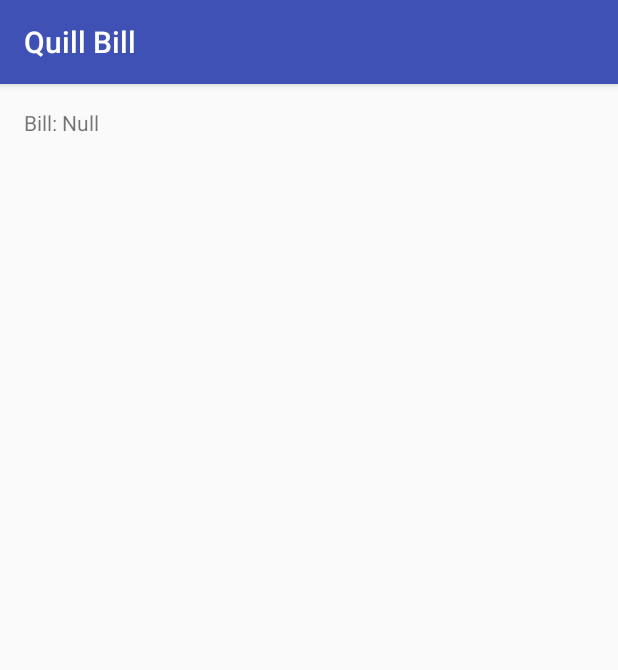
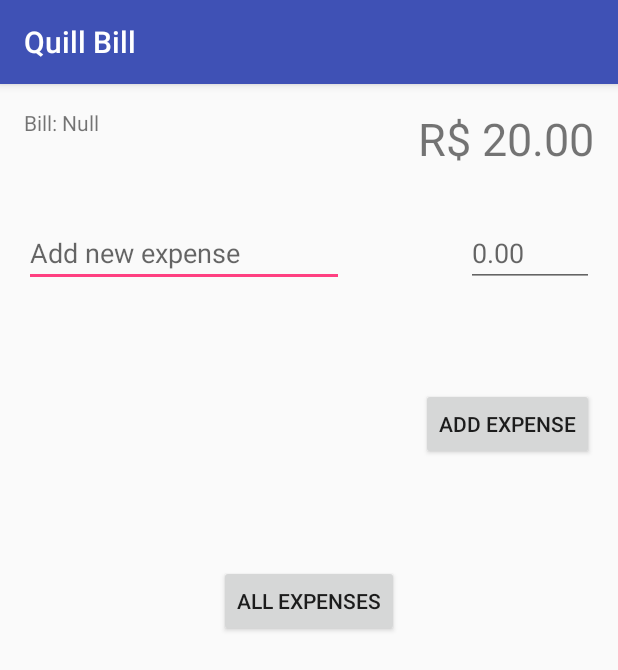
Before and after one commit to lucasrrt/Quill-Bill, an Android app: the BillActivity screen opened directly, with no data from a screen before it, on a phone screen of 412 x 824 dp. Shown: the top 670 px of the screen. Run offline under Robolectric (Android 15) with nearby library versions, the phone set to English and light mode, and no system bars.

Commit message:
Expenses and bill activity

```diff
--- a/android/app/src/main/AndroidManifest.xml
+++ b/android/app/src/main/AndroidManifest.xml
@@ -10,6 +10,7 @@
     <uses-permission android:name="android.permission.READ_CONTACTS" />
 
     <application
+        android:name=".MyApplication"
         android:allowBackup="true"
         android:icon="@mipmap/ic_launcher"
         android:label="@string/app_name"
--- a/android/app/src/main/java/io/github/lucasrrt/quillbill/BillActivity.java
+++ b/android/app/src/main/java/io/github/lucasrrt/quillbill/BillActivity.java
@@ -2,16 +2,24 @@ package io.github.lucasrrt.quillbill;
 
 import android.support.v7.app.AppCompatActivity;
 import android.os.Bundle;
+import android.view.View;
+import android.widget.EditText;
 import android.widget.TextView;
+import android.widget.Toast;
 
 public class BillActivity extends AppCompatActivity {
-    TextView hello;
+    TextView hello, balance;
+    EditText expenseValue, expenseName;
     String billName;
 
     @Override
     protected void onCreate(Bundle savedInstanceState) {
         super.onCreate(savedInstanceState);
         setContentView(R.layout.activity_bill);
+
+        balance = (TextView) findViewById(R.id.balance);
+        expenseName = (EditText) findViewById(R.id.expenseName);
+        expenseValue = (EditText) findViewById(R.id.expenseValue);
 
         hello = (TextView) findViewById(R.id.hello);
         if (savedInstanceState == null) {
@@ -25,5 +33,25 @@ public class BillActivity extends AppCompatActivity {
             billName = (String) savedInstanceState.getSerializable("BILL");
         }
         hello.setText("Bill: "+billName);
+
+        getBalance();
+
+    }
+
+    public void getBalance(){
+        //TODO get total balance
+        double balanceAmount = 20.00;
+        balance.setText("R$ "+String.format("%.2f", balanceAmount));
+    }
+
+    public void addExpense(View view){
+        //TODO AJAXCall to expenses
+        String name = expenseName.getText().toString();
+        double value = Double.parseDouble(expenseValue.getText().toString());
+        Toast.makeText(this, name+" : "+value, Toast.LENGTH_SHORT).show();
+    }
+
+    public void showExpenses(View view){
+        //TODO Show all expenses of a bill
     }
 }
--- a/android/app/src/main/res/layout/activity_bill.xml
+++ b/android/app/src/main/res/layout/activity_bill.xml
@@ -17,4 +17,56 @@
         android:layout_alignParentTop="true"
         android:layout_alignParentStart="true"
         android:id="@+id/hello" />
+
+    <TextView
+        android:text="R$ 0,00"
+        android:layout_width="wrap_content"
+        android:layout_height="wrap_content"
+        android:id="@+id/balance"
+        android:textSize="30sp"
+        android:layout_alignParentTop="true"
+        android:layout_alignParentEnd="true" />
+
+    <EditText
+        android:layout_width="wrap_content"
+        android:layout_height="wrap_content"
+        android:inputType="textPersonName"
+        android:ems="10"
+        android:layout_below="@+id/balance"
+        android:layout_alignParentStart="true"
+        android:layout_marginTop="33dp"
+        android:id="@+id/expenseName"
+        android:hint="Add new expense" />
+
+    <Button
+        android:text="Add expense"
+        android:layout_width="wrap_content"
+        android:layout_height="wrap_content"
+        android:layout_marginTop="67dp"
+        android:id="@+id/button"
+        android:layout_below="@+id/expenseValue"
+        android:layout_alignEnd="@+id/expenseValue"
+        android:onClick="addExpense"/>
+
+    <EditText
+        android:layout_width="wrap_content"
+        android:layout_height="wrap_content"
+        android:inputType="numberDecimal"
+        android:ems="4"
+        android:id="@+id/expenseValue"
+        android:hint="0.00"
+        android:layout_alignBaseline="@+id/expenseName"
+        android:layout_alignBottom="@+id/expenseName"
+        android:layout_alignParentEnd="true" />
+
+    <Button
+        android:text="all expenses"
+        android:layout_width="wrap_content"
+        android:layout_height="wrap_content"
+        android:layout_below="@+id/button"
+        android:layout_centerHorizontal="true"
+        android:layout_marginTop="70dp"
+        android:id="@+id/button2"
+        android:onClick="showExpenses"/>
+
 </RelativeLayout>
```
Also changed, not shown: android/app/src/main/java/io/github/lucasrrt/quillbill/LoginActivity.java (+5 -2 lines), android/app/src/main/java/io/github/lucasrrt/quillbill/MainActivity.java (+51 -39 lines), android/app/src/main/java/io/github/lucasrrt/quillbill/MyApplication.java (added, +35 -0 lines), 8 other files.
